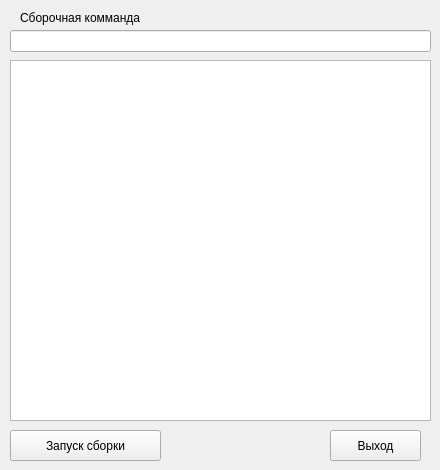
This is mp-gui/form.ui in 150balbes/mp-gui as Qt 5 draws it before an edit. The edited form follows.
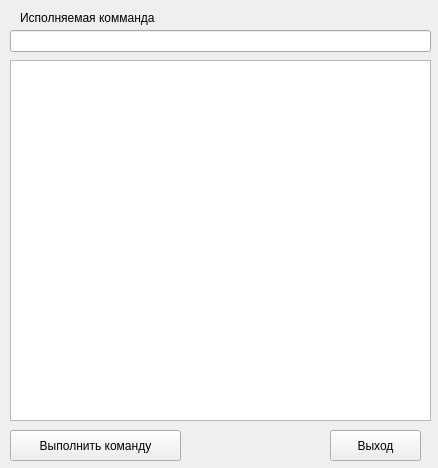
This is the edited form.

Patch:
```diff
--- a/mp-gui/form.ui
+++ b/mp-gui/form.ui
@@ -9,8 +9,8 @@
    <rect>
     <x>0</x>
     <y>0</y>
-    <width>440</width>
-    <height>470</height>
+    <width>438</width>
+    <height>468</height>
    </rect>
   </property>
   <property name="windowTitle">
@@ -41,12 +41,12 @@
     <rect>
      <x>10</x>
      <y>430</y>
-     <width>151</width>
+     <width>171</width>
      <height>31</height>
     </rect>
    </property>
    <property name="text">
-    <string>Запуск сборки</string>
+    <string>Выполнить команду</string>
    </property>
   </widget>
   <widget class="QLabel" name="label">
@@ -59,7 +59,7 @@
     </rect>
    </property>
    <property name="text">
-    <string>Сборочная комманда</string>
+    <string>Исполняемая комманда</string>
    </property>
   </widget>
   <widget class="QPushButton" name="pushButton">
```
